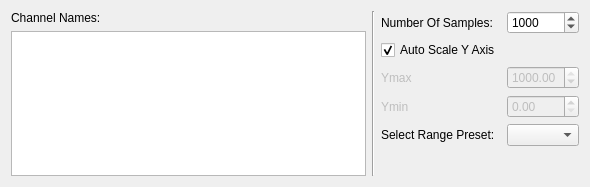
Qt form src/plotcontrolpanel.ui (AlexanderAmelkin/SerialPlot) before a commit.
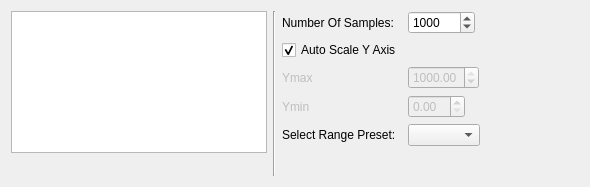
The same form after that commit. Custom widgets are drawn as their Qt base class.

Commit message: updated plot control panel layout, move color selection to bottom and everything is aligned to left

The edit to the form file:
```diff
--- a/src/plotcontrolpanel.ui
+++ b/src/plotcontrolpanel.ui
@@ -16,35 +16,51 @@
   <layout class="QHBoxLayout" name="horizontalLayout">
    <item>
     <layout class="QVBoxLayout" name="verticalLayout">
-     <item>
-      <layout class="QHBoxLayout" name="horizontalLayout_2">
-       <item>
-        <widget class="QLabel" name="label_4">
-         <property name="text">
-          <string>Channel Names:</string>
-         </property>
-        </widget>
-       </item>
-       <item>
-        <widget class="color_widgets::ColorSelector" name="colorSelector" native="true">
-         <property name="sizePolicy">
-          <sizepolicy hsizetype="Maximum" vsizetype="Preferred">
-           <horstretch>0</horstretch>
-           <verstretch>0</verstretch>
-          </sizepolicy>
-         </property>
-        </widget>
-       </item>
-      </layout>
-     </item>
+     <property name="spacing">
+      <number>3</number>
+     </property>
      <item>
       <widget class="QTableView" name="tvChannelInfo">
+       <property name="sizePolicy">
+        <sizepolicy hsizetype="MinimumExpanding" vsizetype="Expanding">
+         <horstretch>0</horstretch>
+         <verstretch>0</verstretch>
+        </sizepolicy>
+       </property>
        <property name="maximumSize">
         <size>
-         <width>16777215</width>
+         <width>300</width>
          <height>170</height>
         </size>
        </property>
+       <property name="selectionMode">
+        <enum>QAbstractItemView::SingleSelection</enum>
+       </property>
+       <property name="selectionBehavior">
+        <enum>QAbstractItemView::SelectRows</enum>
+       </property>
+      </widget>
+     </item>
+     <item>
+      <widget class="color_widgets::ColorSelector" name="colorSelector" native="true">
+       <property name="sizePolicy">
+        <sizepolicy hsizetype="Maximum" vsizetype="Preferred">
+         <horstretch>0</horstretch>
+         <verstretch>0</verstretch>
+        </sizepolicy>
+       </property>
+       <property name="minimumSize">
+        <size>
+         <width>20</width>
+         <height>20</height>
+        </size>
+       </property>
+       <property name="maximumSize">
+        <size>
+         <width>20</width>
+         <height>20</height>
+        </size>
+       </property>
       </widget>
      </item>
     </layout>
@@ -59,7 +75,7 @@
    <item>
     <layout class="QFormLayout" name="formLayout_2">
      <property name="fieldGrowthPolicy">
-      <enum>QFormLayout::AllNonFixedFieldsGrow</enum>
+      <enum>QFormLayout::FieldsStayAtSizeHint</enum>
      </property>
      <item row="0" column="0">
       <widget class="QLabel" name="label_3">
@@ -170,6 +186,22 @@
      </item>
     </layout>
    </item>
+   <item>
+    <spacer name="horizontalSpacer_2">
+     <property name="orientation">
+      <enum>Qt::Horizontal</enum>
+     </property>
+     <property name="sizeType">
+      <enum>QSizePolicy::MinimumExpanding</enum>
+     </property>
+     <property name="sizeHint" stdset="0">
+      <size>
+       <width>1</width>
+       <height>20</height>
+      </size>
+     </property>
+    </spacer>
+   </item>
   </layout>
  </widget>
  <customwidgets>
```
